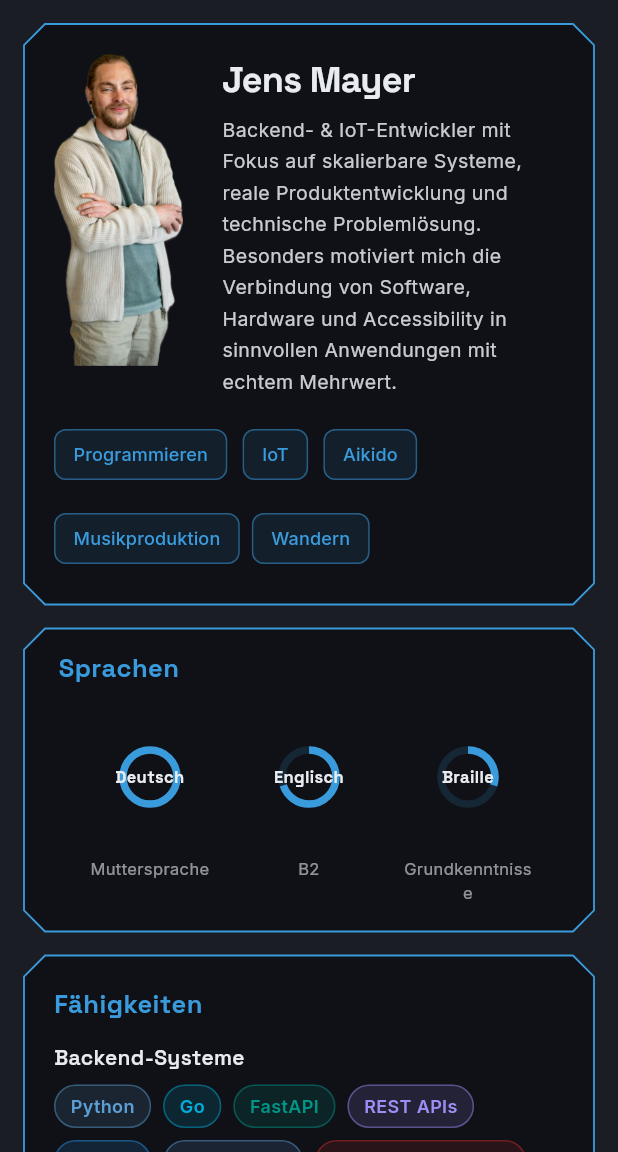
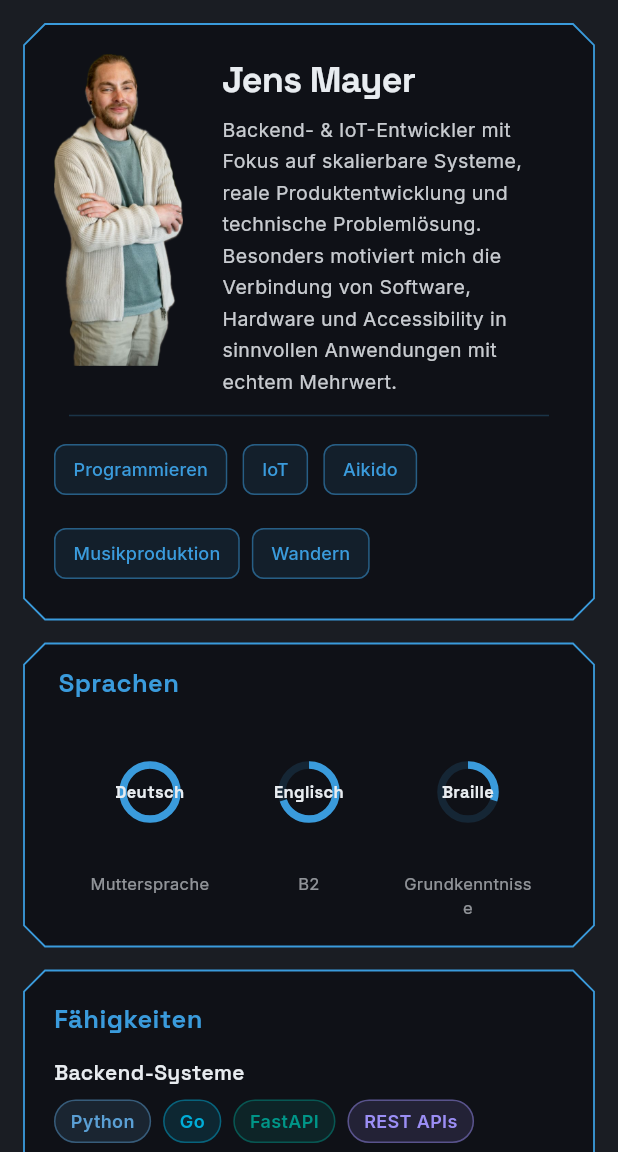
Before and after one commit to jensma89/my_portfolio, a Flutter app: the screen it shows after launch, after a tap on "DE", on a phone screen of 412 x 824 dp, the part 84-1236 px from its top. Run offline on Flutter 3.47's test engine with Material 3 defaults, Android fonts, the phone set to English and light mode, and no system bars; our stand-ins replace google_fonts; missing offline and left inert: dart:html.

Commit message:
Adjust the alignment of boxes

```diff
--- a/lib/sections/about_section.dart
+++ b/lib/sections/about_section.dart
@@ -55,7 +55,7 @@ class AboutSection extends StatelessWidget {
               ),
             ],
           ),
-          const SizedBox(height: 14),
+          const Divider(height: 24, thickness: 1, indent: 10, endIndent: 10, color: Color(0x403A9BDC)),
           Wrap(
             spacing: 8,
             runSpacing: 8,
--- a/lib/sections/projects_section.dart
+++ b/lib/sections/projects_section.dart
@@ -221,7 +221,7 @@ class _ProjectTile extends StatelessWidget {
                   ),
               ],
             ),
-            const Divider(height: 24),
+            const Divider(height: 24, thickness: 1, indent: 10, endIndent: 10, color: Color(0x403A9BDC)),
           ],
         ),
       ),
--- a/lib/sections/skills_section.dart
+++ b/lib/sections/skills_section.dart
@@ -47,7 +47,7 @@ class SkillsSection extends StatelessWidget {
               SkillBadge(label: 'Unit Testing', color: AppColors.badgeTest),
             ],
           ),
-          const SizedBox(height: 16),
+          const Divider(height: 24, thickness: 1, indent: 10, endIndent: 10, color: Color(0x403A9BDC)),
           Text(
             isDE ? 'IoT & Embedded Systeme' : 'IoT & Embedded Systems',
             style: AppTextStyles.cardTitle(context),
@@ -64,7 +64,7 @@ class SkillsSection extends StatelessWidget {
               SkillBadge(label: 'BLE Communication', color: AppColors.badgeBLE),
             ],
           ),
-          const SizedBox(height: 16),
+          const Divider(height: 24, thickness: 1, indent: 10, endIndent: 10, color: Color(0x403A9BDC)),
           Text(
             isDE ? 'Barrierefreiheit' : 'Accessibility',
             style: AppTextStyles.cardTitle(context),
```
Also changed, not shown: lib/home_page.dart (+10 -6 lines).
